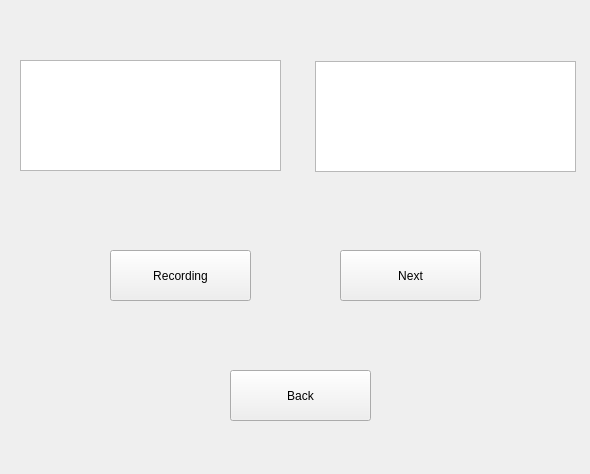
First picture: the form in GUI/venv/UI source/TEST UI.ui, repository jwoonge/MJJ, before the edit.
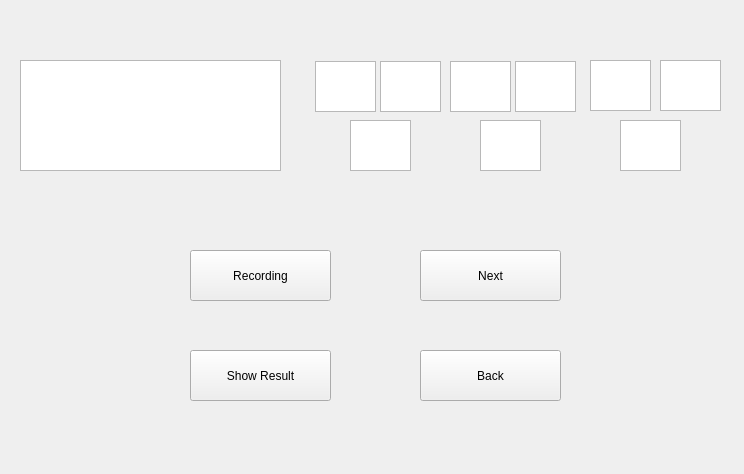
Second picture: the form after the edit.

The edit to the form file:
```diff
--- a/GUI/venv/UI source/TEST UI.ui
+++ b/GUI/venv/UI source/TEST UI.ui
@@ -9,7 +9,7 @@
    <rect>
     <x>0</x>
     <y>0</y>
-    <width>590</width>
+    <width>744</width>
     <height>474</height>
    </rect>
   </property>
@@ -19,7 +19,7 @@
   <widget class="QPushButton" name="test_record_button">
    <property name="geometry">
     <rect>
-     <x>110</x>
+     <x>190</x>
      <y>250</y>
      <width>141</width>
      <height>51</height>
@@ -32,7 +32,7 @@
   <widget class="QPushButton" name="test_next_button">
    <property name="geometry">
     <rect>
-     <x>340</x>
+     <x>420</x>
      <y>250</y>
      <width>141</width>
      <height>51</height>
@@ -45,8 +45,8 @@
   <widget class="QPushButton" name="test_exit_button">
    <property name="geometry">
     <rect>
-     <x>230</x>
-     <y>370</y>
+     <x>420</x>
+     <y>350</y>
      <width>141</width>
      <height>51</height>
     </rect>
@@ -77,9 +77,165 @@
     <rect>
      <x>315</x>
      <y>61</y>
-     <width>261</width>
-     <height>111</height>
+     <width>61</width>
+     <height>51</height>
     </rect>
+   </property>
+   <property name="font">
+    <font>
+     <pointsize>27</pointsize>
+     <weight>75</weight>
+     <bold>true</bold>
+    </font>
+   </property>
+  </widget>
+  <widget class="QTextBrowser" name="textBrowser_3">
+   <property name="geometry">
+    <rect>
+     <x>380</x>
+     <y>61</y>
+     <width>61</width>
+     <height>51</height>
+    </rect>
+   </property>
+   <property name="font">
+    <font>
+     <pointsize>27</pointsize>
+     <weight>75</weight>
+     <bold>true</bold>
+    </font>
+   </property>
+  </widget>
+  <widget class="QTextBrowser" name="textBrowser_4">
+   <property name="geometry">
+    <rect>
+     <x>350</x>
+     <y>120</y>
+     <width>61</width>
+     <height>51</height>
+    </rect>
+   </property>
+   <property name="font">
+    <font>
+     <pointsize>27</pointsize>
+     <weight>75</weight>
+     <bold>true</bold>
+    </font>
+   </property>
+  </widget>
+  <widget class="QTextBrowser" name="textBrowser_5">
+   <property name="geometry">
+    <rect>
+     <x>450</x>
+     <y>61</y>
+     <width>61</width>
+     <height>51</height>
+    </rect>
+   </property>
+   <property name="font">
+    <font>
+     <pointsize>27</pointsize>
+     <weight>75</weight>
+     <bold>true</bold>
+    </font>
+   </property>
+  </widget>
+  <widget class="QTextBrowser" name="textBrowser_7">
+   <property name="geometry">
+    <rect>
+     <x>480</x>
+     <y>120</y>
+     <width>61</width>
+     <height>51</height>
+    </rect>
+   </property>
+   <property name="font">
+    <font>
+     <pointsize>27</pointsize>
+     <weight>75</weight>
+     <bold>true</bold>
+    </font>
+   </property>
+  </widget>
+  <widget class="QTextBrowser" name="textBrowser_6">
+   <property name="geometry">
+    <rect>
+     <x>515</x>
+     <y>61</y>
+     <width>61</width>
+     <height>51</height>
+    </rect>
+   </property>
+   <property name="font">
+    <font>
+     <pointsize>27</pointsize>
+     <weight>75</weight>
+     <bold>true</bold>
+    </font>
+   </property>
+  </widget>
+  <widget class="QPushButton" name="test_result_button">
+   <property name="geometry">
+    <rect>
+     <x>190</x>
+     <y>350</y>
+     <width>141</width>
+     <height>51</height>
+    </rect>
+   </property>
+   <property name="text">
+    <string>Show Result</string>
+   </property>
+  </widget>
+  <widget class="QTextBrowser" name="textBrowser_8">
+   <property name="geometry">
+    <rect>
+     <x>590</x>
+     <y>60</y>
+     <width>61</width>
+     <height>51</height>
+    </rect>
+   </property>
+   <property name="font">
+    <font>
+     <pointsize>27</pointsize>
+     <weight>75</weight>
+     <bold>true</bold>
+    </font>
+   </property>
+  </widget>
+  <widget class="QTextBrowser" name="textBrowser_9">
+   <property name="geometry">
+    <rect>
+     <x>660</x>
+     <y>60</y>
+     <width>61</width>
+     <height>51</height>
+    </rect>
+   </property>
+   <property name="font">
+    <font>
+     <pointsize>27</pointsize>
+     <weight>75</weight>
+     <bold>true</bold>
+    </font>
+   </property>
+  </widget>
+  <widget class="QTextBrowser" name="textBrowser_10">
+   <property name="geometry">
+    <rect>
+     <x>620</x>
+     <y>120</y>
+     <width>61</width>
+     <height>51</height>
+    </rect>
+   </property>
+   <property name="font">
+    <font>
+     <pointsize>27</pointsize>
+     <weight>75</weight>
+     <bold>true</bold>
+    </font>
    </property>
   </widget>
  </widget>
```
Left out of the diff: 2 changed lines with no effect on the pictures.
